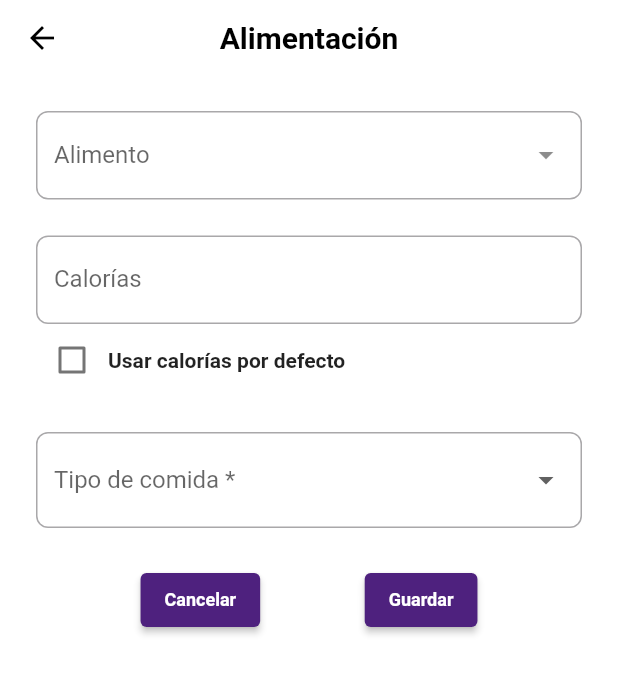
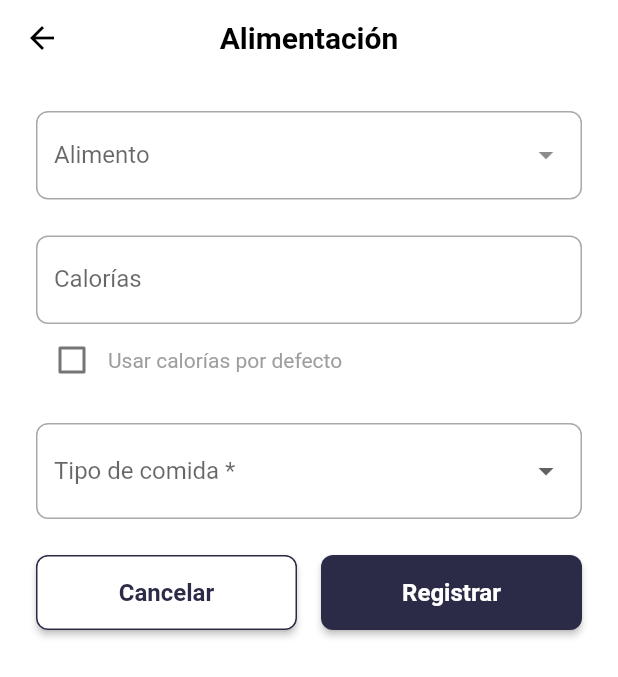
Before and after one commit to Leninner/imc_project_app, a Flutter app: the RegisterFoodPage screen opened by its route, on a phone screen of 412 x 824 dp. Shown: the top 677 px of the screen. Run offline on Flutter 3.47's test engine with Material 2 defaults, Android fonts, the phone set to English and light mode, and no system bars; drawn by our look-alikes of dropdown_search; our stand-ins replace flutter_dotenv, flutter_svg, responsive_framework, supabase_flutter; accounts and stored records are empty.

Commit message:
update register food form

```diff
--- a/lib/pages/register_food_page.dart
+++ b/lib/pages/register_food_page.dart
@@ -1,7 +1,5 @@
 import 'package:dropdown_search/dropdown_search.dart';
 import 'package:flutter/material.dart';
-import 'package:flutter/services.dart';
-import 'package:imc_project_app/widgets/button_widget.dart';
 import 'package:imc_project_app/widgets/custom_appbar.dart';
 import 'package:imc_project_app/widgets/input_field.dart';
 
@@ -13,8 +11,6 @@ class RegisterFoodPage extends StatefulWidget {
 }
 
 class _RegisterFoodPageState extends State<RegisterFoodPage> {
-  bool? _popupBuilderSelection = false;
-  final _popupBuilderKey = GlobalKey<DropdownSearchState<String>>();
   final foodFormKey = GlobalKey<FormState>();
   final TextEditingController _caloriesController = TextEditingController();
   bool _useDefaultCalories = false;
@@ -25,25 +21,14 @@ class _RegisterFoodPageState extends State<RegisterFoodPage> {
     });
   }
 
+  void handleSubmit() {}
+
   @override
   Widget build(BuildContext context) {
-    void handleCheckBoxState({bool updateState = true}) {
-      var selectedItem =
-          _popupBuilderKey.currentState?.popupGetSelectedItems ?? [];
-      var isAllSelected =
-          _popupBuilderKey.currentState?.popupIsAllItemSelected ?? false;
-      _popupBuilderSelection =
-          selectedItem.isEmpty ? false : (isAllSelected ? true : null);
-
-      if (updateState) setState(() {});
-    }
-
-    handleCheckBoxState(updateState: false);
-
     return Scaffold(
       appBar: const CustomAppBar(title: 'Alimentación'),
       body: Padding(
-        padding: const EdgeInsets.all(24.0),
+        padding: const EdgeInsets.all(24),
         child: Form(
           key: foodFormKey,
           child: Center(
@@ -103,11 +88,18 @@ class _RegisterFoodPageState extends State<RegisterFoodPage> {
                       onTap: () {
                         handleUseDefaultCalories();
                       },
-                      child: const Text('Usar calorías por defecto'),
+                      child: const Text(
+                        'Usar calorías por defecto',
+                        style: TextStyle(
+                          fontSize: 14,
+                          color: Colors.grey,
+                          fontWeight: FontWeight.normal,
+                        ),
+                      ),
                     ),
                   ],
                 ),
-                const SizedBox(height: 24),
+                const SizedBox(height: 18),
                 DropdownButtonFormField(
                   decoration: const InputDecoration(
                     labelText: 'Tipo de comida *',
@@ -137,54 +129,56 @@ class _RegisterFoodPageState extends State<RegisterFoodPage> {
                 Row(
                   mainAxisAlignment: MainAxisAlignment.spaceEvenly,
                   children: [
-                    ElevatedButton(
-                      onPressed: () {},
-                      child: const Text('Cancelar'),
+                    Expanded(
+                      child: SizedBox(
+                        height: 50,
+                        child: ElevatedButton(
+                          style: ElevatedButton.styleFrom(
+                            backgroundColor: Colors.white,
+                            shape: RoundedRectangleBorder(
+                              borderRadius: BorderRadius.circular(8),
+                              side: const BorderSide(
+                                color: Color.fromRGBO(44, 43, 71, 1),
+                              ),
+                            ),
+                          ),
+                          onPressed: () => Navigator.pop(context),
+                          child: const Text(
+                            'Cancelar',
+                            style: TextStyle(
+                              color: Color.fromRGBO(44, 43, 71, 1),
+                              fontSize: 16,
+                              fontWeight: FontWeight.bold,
+                            ),
+                          ),
+                        ),
+                      ),
                     ),
-                    ElevatedButton(
-                      onPressed: () {},
-                      child: const Text('Guardar'),
+                    const SizedBox(width: 16),
+                    Expanded(
+                      child: SizedBox(
+                        height: 50,
+                        child: ElevatedButton(
+                          style: ElevatedButton.styleFrom(
+                            backgroundColor:
+                                const Color.fromRGBO(44, 43, 71, 1),
+                            shape: RoundedRectangleBorder(
+                              borderRadius: BorderRadius.circular(8),
+                            ),
+                          ),
+                          onPressed: handleSubmit,
+                          child: const Text(
+                            'Registrar',
+                            style: TextStyle(
+                              fontSize: 16,
+                              fontWeight: FontWeight.bold,
+                            ),
+                          ),
+                        ),
+                      ),
                     ),
                   ],
                 )
-                // DropdownSearch<String>.multiSelection(
-                //   key: _popupBuilderKey,
-                //   items: List.generate(30, (index) => "$index"),
-                //   popupProps: PopupPropsMultiSelection.dialog(
-                //     onItemAdded: (l, s) => handleCheckBoxState(),
-                //     onItemRemoved: (l, s) => handleCheckBoxState(),
-                //     showSearchBox: true,
-                //     searchFieldProps: const TextFieldProps(
-                //       decoration: InputDecoration(
-                //         border: OutlineInputBorder(),
-                //         prefixIcon: Icon(Icons.search),
-                //         hintText: 'Buscar',
-                //       ),
-                //     ),
-                //     containerBuilder: (ctx, popupWidget) {
-                //       return _CheckBoxWidget(
-                //         isSelected: _popupBuilderSelection,
-                //         onChanged: (v) {
-                //           if (v == true) {
-                //             _popupBuilderKey.currentState!
-                //                 .popupSelectAllItems();
-                //           } else if (v == false) {
-                //             _popupBuilderKey.currentState!
-                //                 .popupDeselectAllItems();
-                //             handleCheckBoxState();
-                //           }
-                //         },
-                //         child: popupWidget,
-                //       );
-                //     },
-                //   ),
-                //   dropdownDecoratorProps: const DropDownDecoratorProps(
-                //     dropdownSearchDecoration: InputDecoration(
-                //       border: OutlineInputBorder(),
-                //       labelText: 'Alimentos',
-                //     ),
-                //   ),
-                // ),
               ],
             ),
           ),
@@ -193,68 +187,3 @@ class _RegisterFoodPageState extends State<RegisterFoodPage> {
     );
   }
 }
-
-class _CheckBoxWidget extends StatefulWidget {
-  final Widget child;
-  final bool? isSelected;
-  final ValueChanged<bool?>? onChanged;
-
-  _CheckBoxWidget({required this.child, this.isSelected, this.onChanged});
-
-  @override
-  CheckBoxState createState() => CheckBoxState();
-}
-
-class CheckBoxState extends State<_CheckBoxWidget> {
-  bool? isSelected;
-
-  @override
-  void initState() {
-    super.initState();
-    isSelected = widget.isSelected;
-  }
-
-  @override
-  void didUpdateWidget(covariant _CheckBoxWidget oldWidget) {
-    if (widget.isSelected != isSelected) isSelected = widget.isSelected;
-    super.didUpdateWidget(oldWidget);
-  }
-
-  @override
-  Widget build(BuildContext context) {
-    return Container(
-      decoration: BoxDecoration(
-        gradient: LinearGradient(
-          begin: Alignment.topRight,
-          end: Alignment.bottomLeft,
-          colors: [
-            Color(0x88F44336),
-            Colors.blue,
-          ],
-        ),
-      ),
-      child: Column(
-        mainAxisSize: MainAxisSize.min,
-        children: [
-          Row(
-            mainAxisAlignment: MainAxisAlignment.end,
-            children: [
-              Text('Select: '),
-              Checkbox(
-                  value: isSelected,
-                  tristate: true,
-                  onChanged: (bool? v) {
-                    if (v == null) v = false;
-                    setState(() {
-                      isSelected = v;
-                      if (widget.onChanged != null) widget.onChanged!(v);
-                    });
-                  }),
-            ],
-          ),
-          Expanded(child: widget.child),
-        ],
-      ),
-    );
-  }
-}
--- a/lib/pages/register_page.dart
+++ b/lib/pages/register_page.dart
@@ -106,7 +106,7 @@ class RegisterPageState extends State<RegisterPage> {
       appBar: null,
       body: SingleChildScrollView(
         child: Padding(
-          padding: const EdgeInsets.symmetric(horizontal: 24, vertical: 24),
+          padding: const EdgeInsets.all(24),
           child: SafeArea(
             child: Column(
               children: [
--- a/lib/widgets/button_widget.dart
+++ b/lib/widgets/button_widget.dart
@@ -3,17 +3,19 @@ import 'package:flutter/material.dart';
 class ButtonWidget extends StatelessWidget {
   final Function() onPressed;
   final String label;
+  final double width;
 
   const ButtonWidget({
     super.key,
     required this.onPressed,
     required this.label,
+    this.width = double.infinity,
   });
 
   @override
   Widget build(BuildContext context) {
     return SizedBox(
-      width: double.infinity,
+      width: width,
       height: 50,
       child: ElevatedButton(
         style: ElevatedButton.styleFrom(
```
